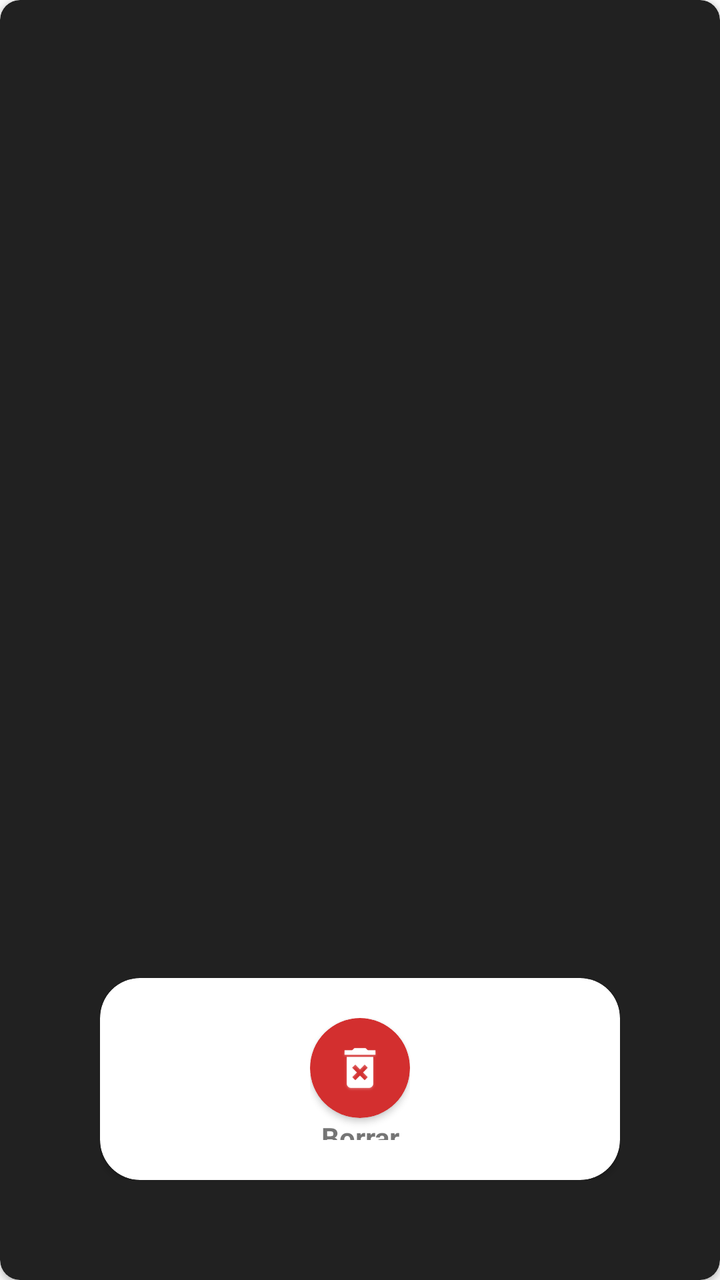
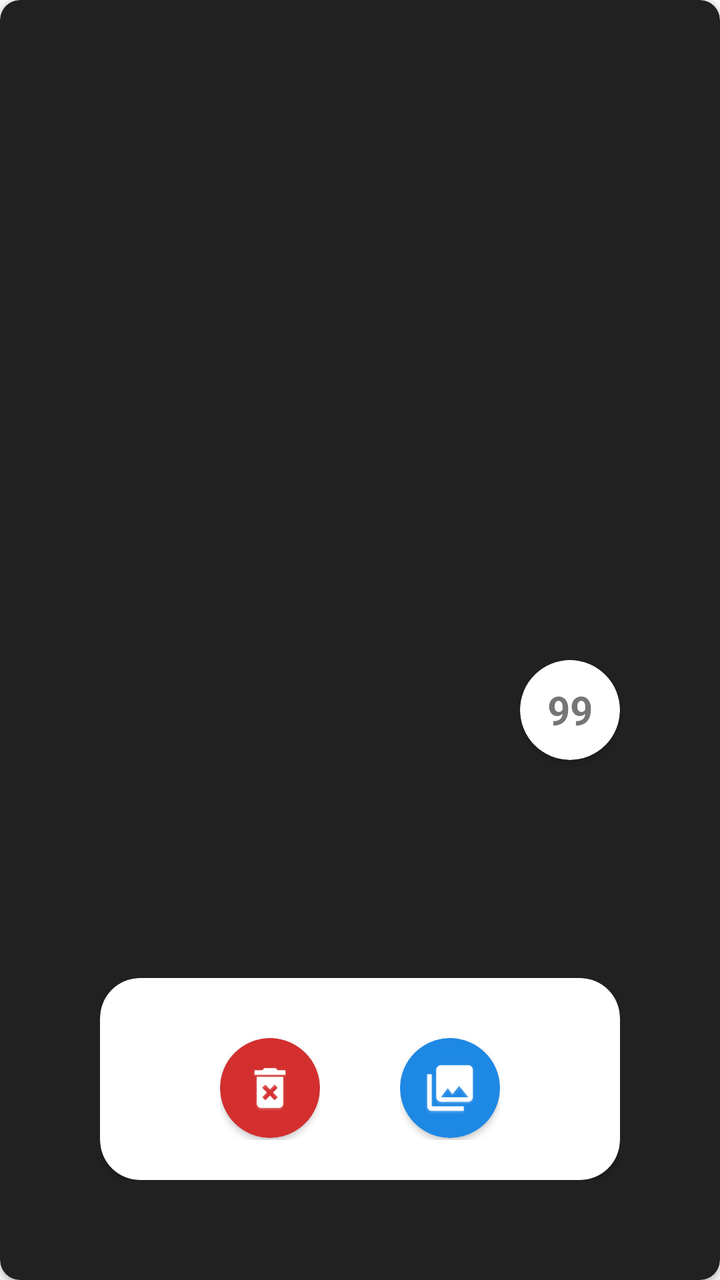

Compare the two renders of this Android layout. The source of the first and the diff that turns it into the second are given below.
<!-- AndroidManifest.xml: application theme AppTheme -->
<!-- res/layout/image_options.xml -->
<?xml version="1.0" encoding="utf-8"?>
<android.support.v7.widget.CardView xmlns:android="http://schemas.android.com/apk/res/android"
    android:layout_width="match_parent"
    android:layout_height="wrap_content"
    xmlns:app="http://schemas.android.com/apk/res-auto"
    app:cardCornerRadius="10dp"
    android:layout_margin="50dp"
    app:cardBackgroundColor="@color/gray_900">


    <LinearLayout
        android:layout_width="match_parent"
        android:layout_height="match_parent"
        android:orientation="vertical">

        <android.support.v7.widget.RecyclerView android:id="@+id/rvList"
            android:layout_width="match_parent"
            android:layout_height="400dp"
            android:src="@color/grey_200"
            android:visibility="gone"/>

        <ImageView android:id="@+id/img"
            android:layout_width="match_parent"
            android:layout_height="400dp" />


        <LinearLayout
            android:layout_width="match_parent"
            android:layout_height="match_parent"
            android:orientation="vertical"
            android:padding="50dp"
            android:gravity="center">

            <TextView android:id="@+id/tvMessage"
                android:layout_width="match_parent"
                android:layout_height="wrap_content"
                android:text=""
                android:textColor="@color/red_700"
                android:textStyle="bold"
                android:gravity="center"
                android:padding="10dp"/>


            <android.support.v7.widget.CardView
                android:layout_width="match_parent"
                android:layout_height="wrap_content"
                app:cardCornerRadius="20dp">

                <LinearLayout
                    android:layout_width="match_parent"
                    android:layout_height="wrap_content"
                    android:orientation="horizontal"
                    android:visibility="visible"
                    android:gravity="center"
                    android:padding="20dp">

                    <LinearLayout
                        android:layout_width="wrap_content"
                        android:layout_height="wrap_content"
                        android:orientation="vertical">
                        <android.support.v7.widget.CardView
                            android:id="@+id/btnDelete"
                            android:layout_width="50dp"
                            android:layout_height="50dp"
                            app:cardBackgroundColor="@color/red_700"
                            app:cardCornerRadius="25dp">

                            <ImageView
                                android:layout_width="40dp"
                                android:layout_height="40dp"
                                android:src="@drawable/delete"
                                android:tint="@color/white"
                                android:layout_gravity="center"/>
                        </android.support.v7.widget.CardView>

                        <TextView
                            android:layout_width="match_parent"
                            android:layout_height="wrap_content"
                            android:text="Borrar"
                            android:textStyle="bold"
                            android:gravity="center_horizontal"/>
                    </LinearLayout>

                </LinearLayout>
            </android.support.v7.widget.CardView>

        </LinearLayout>
    </LinearLayout>
</android.support.v7.widget.CardView>
<!-- resources referenced by this layout -->
<resources>
  <color name="gray_900">#212121</color>
  <color name="grey_200">#EEEEEE</color>
  <color name="red_700">#D32F2F</color>
  <color name="white">#FFFFFF</color>
  <!-- drawable delete: png bitmap (drawable, 6853 bytes) -->
  <style name="AppTheme" parent="Theme.AppCompat.Light.DarkActionBar">
          
          <item name="colorPrimary">@color/colorPrimary</item>
          <item name="colorPrimaryDark">@color/colorPrimaryDark</item>
          <item name="colorAccent">@color/colorAccent</item>
      </style>
  <color name="colorPrimary">#008577</color>
  <color name="colorPrimaryDark">#00574B</color>
  <color name="colorAccent">#D81B60</color>
</resources>

<!-- the commit's change to res/layout/image_options.xml (unified diff, before → after) -->
@@ -13,15 +13,33 @@
         android:layout_height="match_parent"
         android:orientation="vertical">
 
-        <android.support.v7.widget.RecyclerView android:id="@+id/rvList"
+        <RelativeLayout
             android:layout_width="match_parent"
-            android:layout_height="400dp"
-            android:src="@color/grey_200"
-            android:visibility="gone"/>
-
-        <ImageView android:id="@+id/img"
-            android:layout_width="match_parent"
-            android:layout_height="400dp" />
+            android:layout_height="400dp">
+            <ImageView android:id="@+id/img"
+                android:layout_width="match_parent"
+                android:layout_height="match_parent" />
+
+            <android.support.v7.widget.CardView
+                android:layout_width="50dp"
+                android:layout_height="50dp"
+                android:layout_alignParentEnd="true"
+                android:layout_alignParentBottom="true"
+                android:layout_marginBottom="20dp"
+                android:layout_marginRight="50dp"
+                app:cardCornerRadius="25dp">
+
+                <TextView android:id="@+id/tvOrder"
+                    android:layout_width="match_parent"
+                    android:layout_height="match_parent"
+                    android:textStyle="bold"
+                    android:textSize="20sp"
+                    android:gravity="center"
+                    android:text="99"/>
+
+            </android.support.v7.widget.CardView>
+        </RelativeLayout>
+
 
 
         <LinearLayout
@@ -50,38 +68,172 @@
                     android:layout_width="match_parent"
                     android:layout_height="wrap_content"
                     android:orientation="horizontal"
-                    android:visibility="visible"
                     android:gravity="center"
                     android:padding="20dp">
+
+
+                    <LinearLayout android:id="@+id/llMainOptions"
+                        android:layout_width="match_parent"
+                        android:layout_height="wrap_content"
+                        android:orientation="horizontal"
+                        android:gravity="center"
+                        android:visibility="visible"
+                        android:paddingTop="10dp">
+
+                        <LinearLayout
+                            android:layout_width="wrap_content"
+                            android:layout_height="wrap_content"
+                            android:orientation="vertical"
+                            android:layout_marginRight="20dp">
+                            <android.support.v7.widget.CardView
+                                android:id="@+id/btnDelete"
+                                android:layout_width="50dp"
+                                android:layout_height="50dp"
+                                app:cardBackgroundColor="@color/red_700"
+                                app:cardCornerRadius="25dp">
+
+                                <ImageView
+                                    android:layout_width="40dp"
+                                    android:layout_height="40dp"
+                                    android:src="@drawable/delete"
+                                    android:tint="@color/white"
+                                    android:layout_gravity="center"/>
+                            </android.support.v7.widget.CardView>
+
+                            <TextView
+                                android:layout_width="match_parent"
+                                android:layout_height="wrap_content"
+                                android:text="Borrar"
+                                android:textStyle="bold"
+                                android:gravity="center_horizontal"/>
+                        </LinearLayout>
+
+
+
+                        <LinearLayout
+                            android:layout_width="wrap_content"
+                            android:layout_height="wrap_content"
+                            android:orientation="vertical"
+                            android:layout_marginLeft="20dp">
+                            <android.support.v7.widget.CardView
+                                android:id="@+id/btnEdit"
+                                android:layout_width="50dp"
+                                android:layout_height="50dp"
+                                app:cardBackgroundColor="@color/blue_600"
+                                app:cardCornerRadius="25dp">
+
+                                <ImageView
+                                    android:layout_width="40dp"
+                                    android:layout_height="40dp"
+                                    android:src="@drawable/img_order"
+                                    android:tint="@color/white"
+                                    android:layout_gravity="center"/>
+                            </android.support.v7.widget.CardView>
+
+                            <TextView
+                                android:layout_width="match_parent"
+                                android:layout_height="wrap_content"
+                                android:text="Orden"
+                                android:textStyle="bold"
+                                android:gravity="center_horizontal"/>
+                        </LinearLayout>
+
+                    </LinearLayout>
+
+
+
+                <LinearLayout android:id="@+id/llEdition"
+                    android:layout_width="match_parent"
+                    android:layout_height="wrap_content"
+                    android:orientation="horizontal"
+                    android:gravity="center"
+                    android:visibility="gone"
+                    android:paddingTop="10dp">
 
                     <LinearLayout
                         android:layout_width="wrap_content"
                         android:layout_height="wrap_content"
                         android:orientation="vertical">
                         <android.support.v7.widget.CardView
-                            android:id="@+id/btnDelete"
+                            android:id="@+id/btnBack"
                             android:layout_width="50dp"
                             android:layout_height="50dp"
-                            app:cardBackgroundColor="@color/red_700"
+                            app:cardBackgroundColor="@color/gray_400"
                             app:cardCornerRadius="25dp">
 
                             <ImageView
                                 android:layout_width="40dp"
                                 android:layout_height="40dp"
-                                android:src="@drawable/delete"
-                                android:tint="@color/white"
+                                android:src="@drawable/ic_arrow_back"
+                                android:tint="@android:color/black"
                                 android:layout_gravity="center"/>
                         </android.support.v7.widget.CardView>
 
                         <TextView
                             android:layout_width="match_parent"
                             android:layout_height="wrap_content"
-                            android:text="Borrar"
+                            android:text="Atras"
                             android:textStyle="bold"
                             android:gravity="center_horizontal"/>
                     </LinearLayout>
 
+
+                    <LinearLayout
+                        android:layout_width="match_parent"
+                        android:layout_height="match_parent"
+                        android:orientation="horizontal"
+                        android:gravity="right">
+
+                        <android.support.design.widget.TextInputLayout
+                            android:layout_width="80dp"
+                            android:layout_height="match_parent">
+                            <android.support.design.widget.TextInputEditText
+                                android:id="@+id/etOrden"
+                                android:layout_width="match_parent"
+                                android:layout_height="match_parent"
+                                android:hint="Orden"
+                                android:gravity="center"
+                                android:inputType="number"
+                                android:maxLength="3"/>
+                        </android.support.design.widget.TextInputLayout>
+
+                        <LinearLayout
+                            android:layout_width="wrap_content"
+                            android:layout_height="wrap_content"
+                            android:orientation="vertical"
+                            android:layout_marginLeft="10dp">
+                            <android.support.v7.widget.CardView
+                                android:id="@+id/btnSave"
+                                android:layout_width="50dp"
+                                android:layout_height="50dp"
+                                app:cardBackgroundColor="@color/colorPrimary"
+                                app:cardCornerRadius="25dp">
+
+                                <ImageView
+                                    android:layout_width="40dp"
+                                    android:layout_height="40dp"
+                                    android:src="@drawable/ic_save"
+                                    android:tint="@color/white"
+                                    android:layout_gravity="center"/>
+                            </android.support.v7.widget.CardView>
+
+                            <TextView
+                                android:layout_width="match_parent"
+                                android:layout_height="wrap_content"
+                                android:text="Guardar"
+                                android:textStyle="bold"
+                                android:gravity="center_horizontal"/>
+                        </LinearLayout>
+
+                    </LinearLayout>
+
+
                 </LinearLayout>
+
+
+                </LinearLayout>
+
+
             </android.support.v7.widget.CardView>
 
         </LinearLayout>
<!-- resource entries referenced after the edit -->
@@ -1,10 +1,13 @@
 <!-- resources referenced by this layout -->
 <resources>
+  <color name="blue_600">#1E88E5</color>
   <color name="gray_900">#212121</color>
-  <color name="grey_200">#EEEEEE</color>
   <color name="red_700">#D32F2F</color>
   <color name="white">#FFFFFF</color>
   <!-- drawable delete: png bitmap (drawable, 6853 bytes) -->
+  <!-- drawable ic_arrow_back: png bitmap (drawable, 1834 bytes) -->
+  <!-- drawable ic_save: png bitmap (drawable, 1748 bytes) -->
+  <!-- drawable img_order: png bitmap (drawable, 7748 bytes) -->
   <style name="AppTheme" parent="Theme.AppCompat.Light.DarkActionBar">
           
           <item name="colorPrimary">@color/colorPrimary</item>
@@ -12,6 +15,7 @@
           <item name="colorAccent">@color/colorAccent</item>
       </style>
   <color name="colorPrimary">#008577</color>
+  <color name="gray_400">#BDBDBD</color>
   <color name="colorPrimaryDark">#00574B</color>
   <color name="colorAccent">#D81B60</color>
 </resources>
